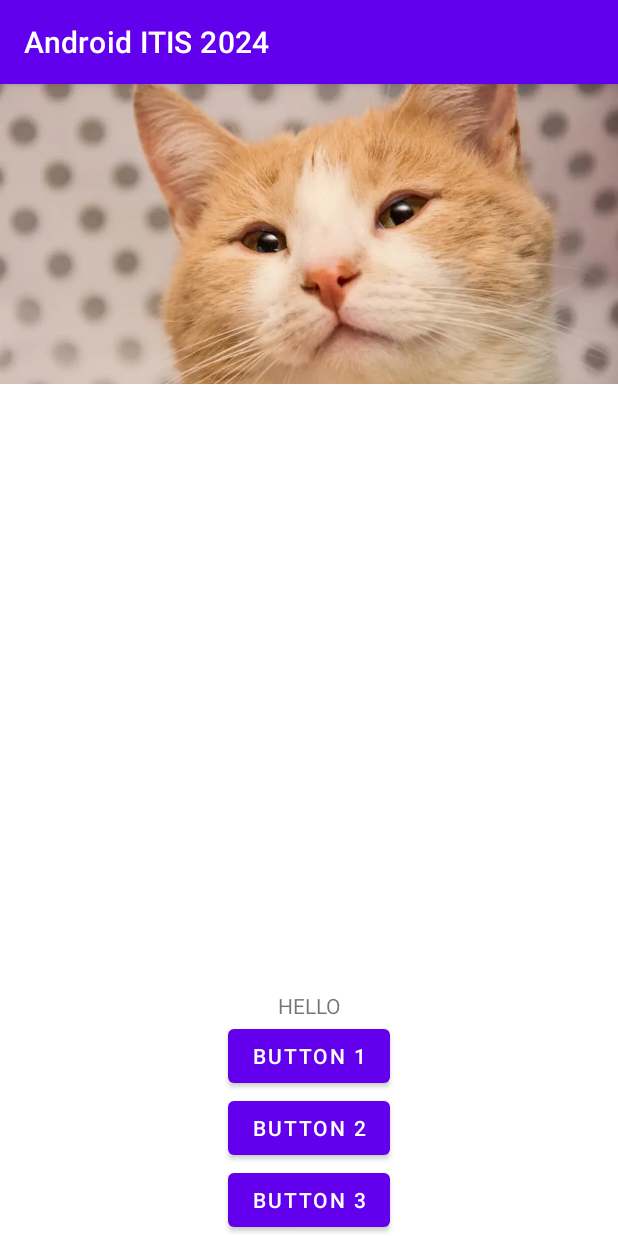
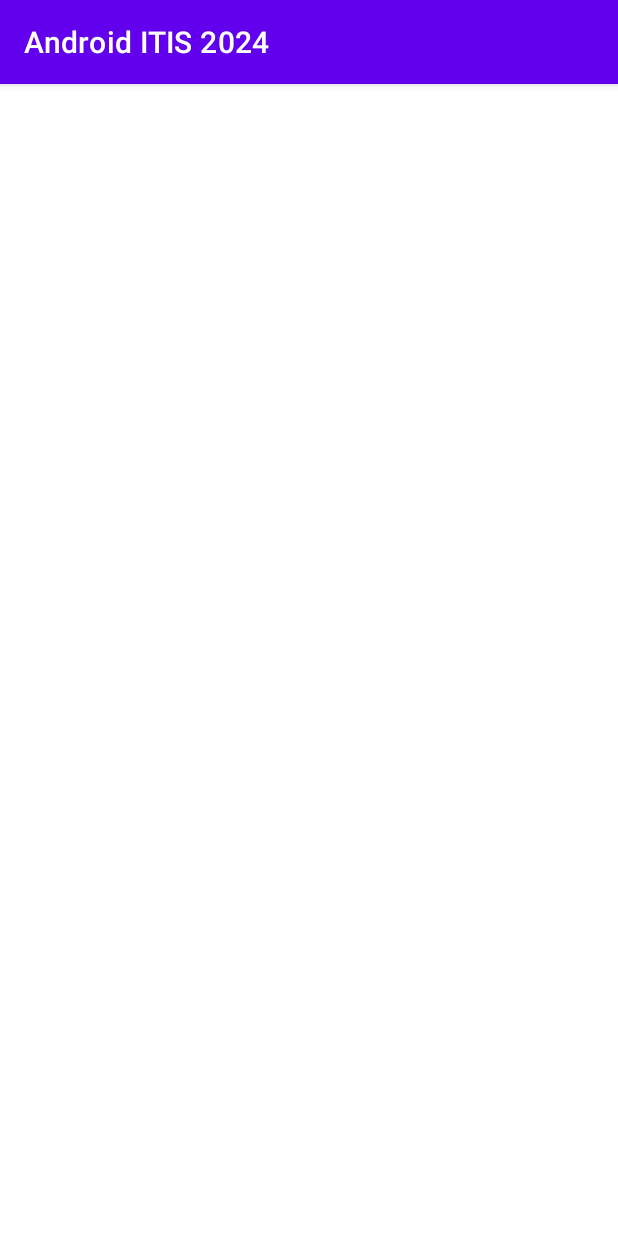
Before and after one commit to Adelya13/android_itis_2024, an Android app: the screen it shows after launch (FirstActivity), on a phone screen of 412 x 824 dp. Run offline under Robolectric (Android 15) with nearby library versions, the light colour scheme and no system bars; 1 statement that could not run was skipped.

Commit message:
fixed main

```diff
--- a/app/src/main/java/com/example/androiditis2024/FirstActivity.kt
+++ b/app/src/main/java/com/example/androiditis2024/FirstActivity.kt
@@ -12,7 +12,6 @@ import com.example.androiditis2024.databinding.FirstActivityBinding
 class FirstActivity: AppCompatActivity() {
 
     private var binding: FirstActivityBinding? = null
-    var value = 0
 
     @SuppressLint("QueryPermissionsNeeded")
     override fun onCreate(savedInstanceState: Bundle?) {
@@ -22,83 +21,10 @@ class FirstActivity: AppCompatActivity() {
         binding = FirstActivityBinding.inflate(layoutInflater).also {
             setContentView(it.root)
         }
-
-        savedInstanceState?.let{
-            value = it.getInt(VALUE_ARGS)
-            Log.e("ACTIVITY_VALUE", value.toString())
-            binding?.tvValue?.text = value.toString()
-        }
-
-
-        binding?.let{
-            with(it){
-                button1.setOnClickListener{
-                    value++
-                    tvValue.text = value.toString()
-                }
-                button2.setOnClickListener{
-                   SecondActivity.start(this@FirstActivity, value)
-                }
-                button3.setOnClickListener{
-                    val webIntent = Uri.parse("https://www.android.com").let { webpage ->
-                            Intent(Intent.ACTION_VIEW, webpage)
-                    }
-
-                    val chooserIntent = Intent.createChooser(
-                        webIntent,
-                        "Chooser"
-                    )
-
-                    if (intent.resolveActivity(packageManager) != null) {
-                        startActivity(chooserIntent)
-                    }
-                }
-            }
-        }
-
-        Log.e("ACTIVITY_123","onCreate")
-
-
-    }
-
-
-
-    override fun onSaveInstanceState(outState: Bundle) {
-        super.onSaveInstanceState(outState)
-        outState.putInt(VALUE_ARGS, value)
-    }
-
-    override fun onStart() {
-        super.onStart()
-        Log.e("ACTIVITY_123","onStart")
-    }
-
-    override fun onResume() {
-        super.onResume()
-        Log.e("ACTIVITY_123","onResume")
-
-    }
-
-    override fun onPause() {
-        super.onPause()
-        Log.e("ACTIVITY_123","onPause")
-
-    }
-
-    override fun onStop() {
-        super.onStop()
-        Log.e("ACTIVITY_123","onStop")
-
     }
 
     override fun onDestroy() {
         super.onDestroy()
-        Log.e("ACTIVITY_123","onDestroy")
-
+        binding = null
     }
-
-    companion object {
-         const val VALUE_ARGS = "VALUE_ARG"
-    }
-
 }
--- a/app/src/main/res/layout/first_activity.xml
+++ b/app/src/main/res/layout/first_activity.xml
@@ -1,61 +1,8 @@
 <?xml version="1.0" encoding="utf-8"?>
 <androidx.constraintlayout.widget.ConstraintLayout xmlns:android="http://schemas.android.com/apk/res/android"
-    xmlns:app="http://schemas.android.com/apk/res-auto"
     android:layout_width="match_parent"
     xmlns:tools="http://schemas.android.com/tools"
     android:orientation="vertical"
     android:layout_height="match_parent"
     tools:context=".FirstActivity">
-
-    <ImageView
-        android:id="@+id/cat"
-        android:layout_width="wrap_content"
-        android:layout_height="200dp"
-        android:scaleType="centerCrop"
-        android:src="@drawable/cat"
-        app:layout_constraintEnd_toEndOf="parent"
-        app:layout_constraintStart_toStartOf="parent"
-        app:layout_constraintTop_toTopOf="parent"/>
-
-
-    <TextView
-        android:id="@+id/tv_value"
-        android:layout_width="wrap_content"
-        android:layout_height="wrap_content"
-        android:text="HELLO"
-        app:layout_constraintEnd_toEndOf="parent"
-        app:layout_constraintStart_toStartOf="parent"
-        app:layout_constraintBottom_toTopOf="@+id/button_1" />
-
-    <Button
-        android:id="@+id/button_1"
-        android:layout_width="wrap_content"
-        android:layout_height="wrap_content"
-        android:text="@string/button_one"
-        app:layout_constraintBottom_toTopOf="@id/button_2"
-        app:layout_constraintEnd_toEndOf="parent"
-        app:layout_constraintStart_toStartOf="parent"
-
-        app:layout_constraintVertical_chainStyle="packed" />
-
-    <Button
-        android:id="@+id/button_2"
-        android:layout_width="wrap_content"
-        android:layout_height="wrap_content"
-        android:layout_gravity="center"
-        android:layout_marginTop="10dp"
-        app:layout_constraintBottom_toTopOf="@id/button_3"
-        app:layout_constraintEnd_toEndOf="@+id/button_1"
-        android:text="@string/button_2" />
-
-    <Button
-        android:id="@+id/button_3"
-        android:layout_width="wrap_content"
-        android:layout_height="wrap_content"
-        android:layout_marginTop="10dp"
-        android:text="Button 3"
-        app:layout_constraintBottom_toBottomOf="parent"
-        app:layout_constraintEnd_toEndOf="@+id/button_2"/>
-
-
 </androidx.constraintlayout.widget.ConstraintLayout>
```
Also changed, not shown: app/src/main/java/com/example/androiditis2024/SecondActivity.kt (deleted, +0 -34 lines), app/src/main/java/com/example/androiditis2024/ThirdActivity.kt (deleted, +0 -20 lines), app/src/main/java/com/example/androiditis2024/learn_kotlin/test.kt (deleted, +0 -161 lines), app/src/main/java/com/example/androiditis2024/learn_kotlin/test1.kt (deleted, +0 -148 lines), app/src/main/java/com/example/androiditis2024/learn_kotlin/test4.kt (deleted, +0 -15 lines), app/src/main/res/layout/activity_third.xml (deleted, +0 -21 lines), app/src/main/res/layout/second_activity.xml (deleted, +0 -19 lines).
